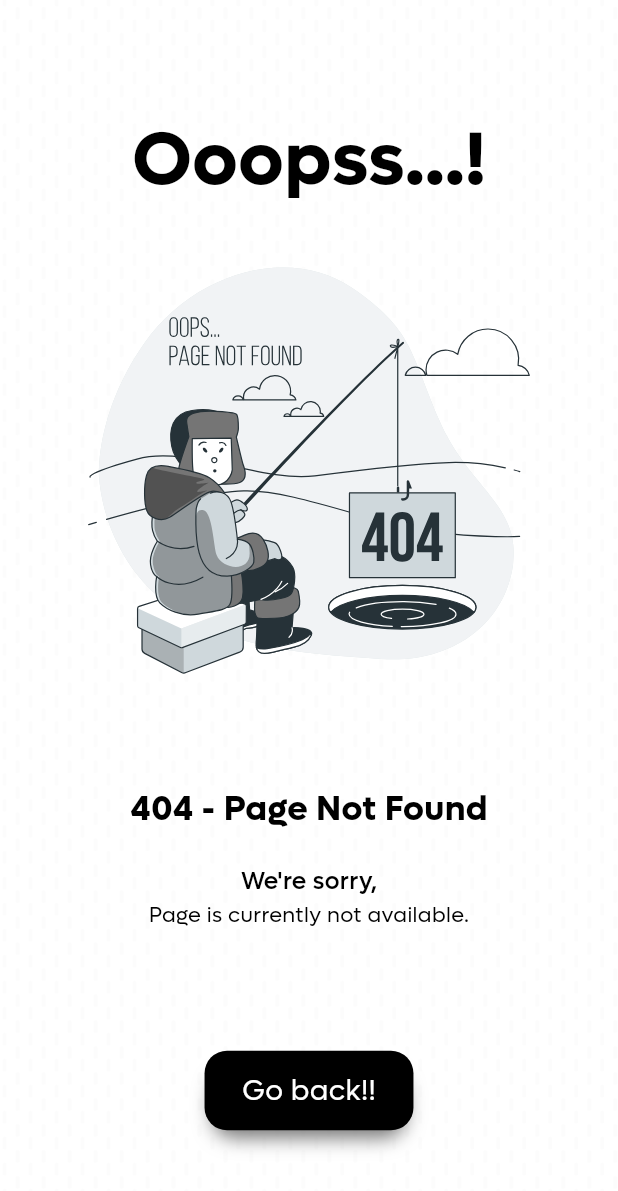
After one commit to ShinasNajeerKoya/NoteTrove_OrganizeYourThoughts, a Flutter app: the ErrorScreen screen opened directly, on a phone screen of 412 x 824 dp. The commit adds this screen. Shown: the top 1191 px of the screen. Run offline on Flutter 3.47's test engine with Material 3 defaults, Android fonts, the phone set to English and light mode, and no system bars; our stand-ins replace cloud_firestore, firebase_core, flutter_svg, fluttertoast, lottie; accounts and stored records are empty.

Commit message:
error handling

```diff
--- a/lib/main.dart
+++ b/lib/main.dart
@@ -1,5 +1,6 @@
 import 'package:firebase_core/firebase_core.dart';
 import 'package:flutter/material.dart';
+import 'package:note_app/screens/error_screen.dart';
 import 'package:note_app/screens/homescreen.dart';
 import 'package:note_app/screens/splash_screen.dart';
 
@@ -20,7 +21,7 @@ class MyApp extends StatelessWidget {
         colorScheme: ColorScheme.fromSeed(seedColor: Colors.deepPurple),
         useMaterial3: true,
       ),
-      home: const SplashScreen(),
+      home: const HomePage(),
     );
   }
 }
--- a/lib/screens/create_note_page.dart
+++ b/lib/screens/create_note_page.dart
@@ -2,7 +2,7 @@ import 'package:flutter/cupertino.dart';
 import 'package:flutter/material.dart';
 import 'package:note_app/database/database_handler.dart';
 import 'package:note_app/models/note_model.dart';
-import 'package:note_app/screens/loading_screen.dart';
+import 'package:note_app/screens/error_screen.dart';
 import 'package:note_app/theme/colors.dart';
 import 'package:note_app/utils/utility.dart';
 import 'package:note_app/widgets/button_widget.dart';
@@ -83,8 +83,8 @@ class _CreateNotePageState extends State<CreateNotePage> {
                     )
                   : null,
             ),
-            child: _isCreatingNote ? CircularProgressIndicator()
-            //todo - show error page if its false
+            child: _isCreatingNote
+                ? ErrorScreen(errorType: ErrorType.notFound404)
                 : null,
           ),
           SingleChildScrollView(
--- /dev/null
+++ b/lib/screens/error_screen.dart
@@ -0,0 +1,126 @@
+import 'package:flutter/material.dart';
+import 'package:flutter_svg/flutter_svg.dart';
+import 'package:note_app/theme/colors.dart';
+import 'package:note_app/widgets/MyText.dart';
+
+enum ErrorType {
+  noInternet,
+  notFound404,
+}
+
+class ErrorScreen extends StatelessWidget {
+  final ErrorType errorType;
+  final VoidCallback? noInternetRetry;
+  final VoidCallback? notFound404GoBack;
+
+  const ErrorScreen({
+    Key? key, // Corrected parameter name
+    required this.errorType,
+    this.noInternetRetry,
+    this.notFound404GoBack,
+  }) : super(key: key);
+
+  @override
+  Widget build(BuildContext context) {
+    String svgIconPath;
+    String errorHeader;
+    String errorBody;
+    Widget? actionButton;
+
+    switch (errorType) {
+      case ErrorType.noInternet:
+        svgIconPath = "assets/svg/no_internet.svg";
+        errorHeader = "No Internet Connection";
+        errorBody = "Please connect to the internet.";
+        actionButton = _customErrorButton("Try again!!", noInternetRetry);
+        break;
+      case ErrorType.notFound404:
+        svgIconPath = "assets/svg/404_error.svg";
+        errorHeader = "404 - Page Not Found";
+        errorBody = "Page is currently not available.";
+        actionButton = _customErrorButton("Go back!!", notFound404GoBack);
+        break;
+    }
+
+    return Scaffold(
+      body: Container(
+        height: MediaQuery.of(context).size.height,
+        width: MediaQuery.of(context).size.width,
+        decoration: BoxDecoration(
+          image: DecorationImage(
+              image: AssetImage("assets/images/ab_bg_w_light.png"),
+              fit: BoxFit.cover),
+        ),
+        child: Column(
+          mainAxisAlignment: MainAxisAlignment.center,
+          children: [
+            MyText(
+              "Ooopss...!",
+              style: TextStyle(
+                fontSize: 50,
+                fontWeight: FontWeight.w700,
+                color: Colors.black,
+              ),
+            ),
+            SvgPicture.asset(height: 340, svgIconPath),
+            SizedBox(height: 40),
+            MyText(
+              errorHeader,
+              style: TextStyle(
+                fontSize: 23,
+                fontWeight: FontWeight.w700,
+                color: Colors.black,
+              ),
+            ),
+            SizedBox(height: 20),
+            MyText(
+              "We're sorry,",
+              style: TextStyle(
+                fontSize: 16,
+                fontWeight: FontWeight.w500,
+                color: Colors.black,
+              ),
+            ),
+            SizedBox(height: 2),
+            MyText(
+              errorBody,
+              style: TextStyle(
+                fontSize: 14,
+                fontWeight: FontWeight.w400,
+                color: Colors.black,
+              ),
+            ),
+            SizedBox(height: 80),
+            actionButton,
+          ],
+        ),
+      ),
+    );
+  }
+
+  GestureDetector _customErrorButton(String title, VoidCallback? onTap) {
+    return GestureDetector(
+      onTap: onTap,
+      child: Container(
+        padding: EdgeInsets.symmetric(
+          horizontal: 25,
+          vertical: 13,
+        ),
+        decoration: BoxDecoration(
+          color: Colors.black,
+          borderRadius: BorderRadius.circular(15),
+          boxShadow: [
+            BoxShadow(
+              color: Colors.grey.shade600,
+              offset: const Offset(0.0, 10.0),
+              blurRadius: 10.0,
+              spreadRadius: -5.0,
+            ),
+          ],
+        ),
+        child:
+            MyText(title, style: TextStyle(color: Colors.white, fontSize: 19)),
+      ),
+    );
+  }
+}
--- a/lib/screens/splash_screen.dart
+++ b/lib/screens/splash_screen.dart
@@ -31,11 +31,11 @@ class _SplashScreenState extends State<SplashScreen> {
   @override
   Widget build(BuildContext context) {
     return Scaffold(
-      backgroundColor: Colors.black,
+      backgroundColor: Colors.white,
       body: Container(
         decoration: BoxDecoration(
             image: DecorationImage(
-                image: AssetImage("assets/images/ab_1.png"),
+                image: AssetImage("assets/images/ab_bg_w_normal.png"),
                 fit: BoxFit.fitHeight)),
         child: Center(
           child: Lottie.asset(
```
Also changed, not shown: lib/screens/edit_note_page.dart (+15 -8 lines), lib/screens/homescreen.dart (+10 -7 lines), lib/screens/loading_screen.dart (+13 -8 lines), lib/widgets/button_widget.dart (+10 -3 lines), lib/widgets/dialog_box_widget.dart (+88 -31 lines), lib/widgets/floating_drawer_button_with_animation.dart (+17 -9 lines), assets/images/ab_bg_w_dark.png (added), assets/images/ab_bg_w_light.png (added), assets/images/ab_bg_w_normal.png (added), assets/images/delete_image.png (added), assets/images/save_icon_image.png (added), assets/svg/404_error.svg (added), assets/svg/no_internet.svg (added).
